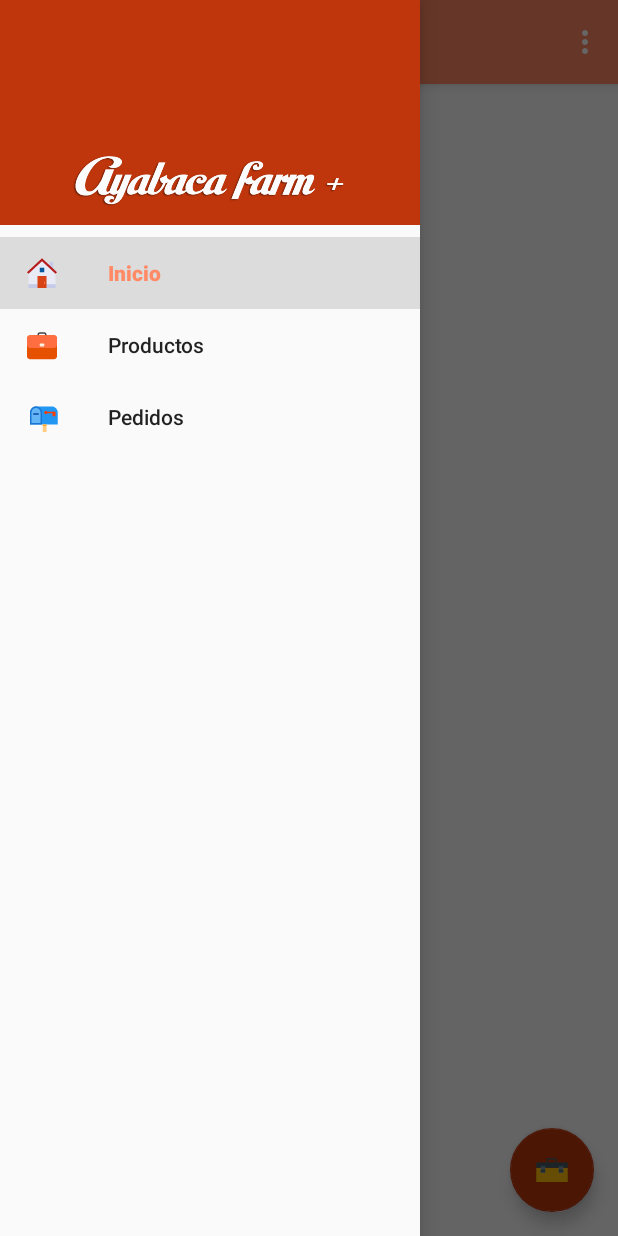
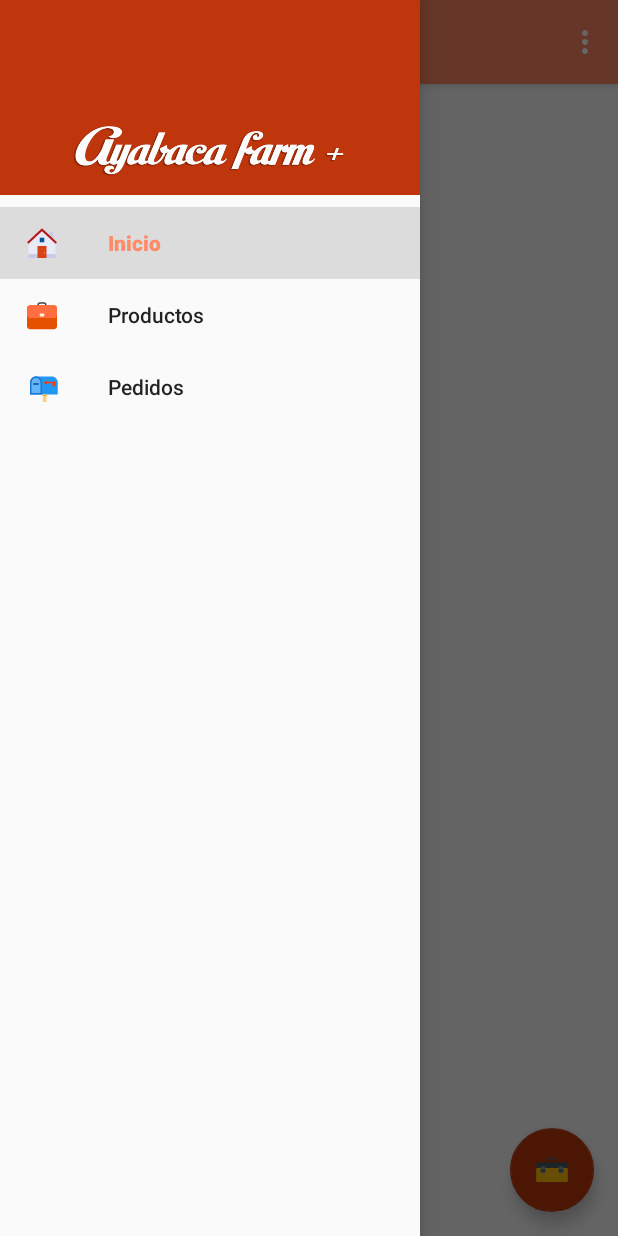
Before and after one commit to CarosDrean/Farmacia-Ayabaca, an Android app: the screen it shows after launch (MainActivity), with the side drawer open, on a phone screen of 412 x 824 dp. Run offline under Robolectric (Android 15) with nearby library versions, the phone set to English and light mode, and no system bars; our stand-ins replace Firebase (no records; nobody signed in at launch, a user with empty details on screens opened directly); 1 statement that could not run was skipped.

```diff
--- a/app/src/main/java/xyz/drean/ayabacafarm/adapters/AdapterCategory.java
+++ b/app/src/main/java/xyz/drean/ayabacafarm/adapters/AdapterCategory.java
@@ -3,6 +3,7 @@ package xyz.drean.ayabacafarm.adapters;
 import android.app.Activity;
 import android.content.Intent;
 import android.support.annotation.NonNull;
+import android.support.v4.app.ActivityOptionsCompat;
 import android.support.v7.widget.RecyclerView;
 import android.view.LayoutInflater;
 import android.view.View;
@@ -68,13 +69,14 @@ public class AdapterCategory extends RecyclerView.Adapter<AdapterCategory.Catego
             @Override
             public void onClick(View v) {
                 Intent i = new Intent(activity, DetailProduct.class);
-                activity.startActivity(i);
                 i.putExtra("uid", item.getUid());
                 i.putExtra("name", item.getName());
                 i.putExtra("description", item.getDescription());
+                i.putExtra("category", item.getCategory());
                 i.putExtra("price", item.getPrice());
                 i.putExtra("urlImg", item.getUrlImg());
-                activity.startActivity(i);
+                activity.startActivity(i, ActivityOptionsCompat.makeSceneTransitionAnimation(
+                        activity, v, activity.getString(R.string.trancicionFoto)).toBundle());
             }
         });
 
--- a/app/src/main/java/xyz/drean/ayabacafarm/fragments/Home.java
+++ b/app/src/main/java/xyz/drean/ayabacafarm/fragments/Home.java
@@ -4,6 +4,7 @@ package xyz.drean.ayabacafarm.fragments;
 import android.content.Intent;
 import android.os.Bundle;
 import android.support.annotation.NonNull;
+import android.support.v4.app.ActivityOptionsCompat;
 import android.support.v4.app.Fragment;
 import android.support.v7.widget.LinearLayoutManager;
 import android.support.v7.widget.RecyclerView;
@@ -17,7 +18,9 @@ import android.widget.Toast;
 import com.bumptech.glide.Glide;
 import com.firebase.ui.firestore.FirestoreRecyclerAdapter;
 import com.firebase.ui.firestore.FirestoreRecyclerOptions;
+import com.firebase.ui.firestore.SnapshotParser;
 import com.google.android.gms.tasks.OnSuccessListener;
+import com.google.firebase.firestore.DocumentSnapshot;
 import com.google.firebase.firestore.FirebaseFirestore;
 import com.google.firebase.firestore.Query;
 import com.google.firebase.storage.FileDownloadTask;
@@ -74,8 +77,24 @@ public class Home extends Fragment {
                 .limit(50);
 
         FirestoreRecyclerOptions<Product> options = new FirestoreRecyclerOptions.Builder<Product>()
-                .setQuery(query, Product.class)
+                .setQuery(query, new SnapshotParser<Product>() {
+                    @NonNull
+                    @Override
+                    public Product parseSnapshot(@NonNull DocumentSnapshot snapshot) {
+                        Product p = new Product(
+                                snapshot.getId(),
+                                snapshot.getString("name"),
+                                snapshot.getString("urlImg"),
+                                snapshot.getDouble("price"),
+                                snapshot.getString("description"),
+                                snapshot.getString("category")
+                        );
+                        return p;
+                    }
+                })
                 .build();
+
+
 
         adapter = new FirestoreRecyclerAdapter<Product, ProductHolder>(options) {
             @Override
@@ -106,9 +125,11 @@ public class Home extends Fragment {
                         i.putExtra("uid", model.getUid());
                         i.putExtra("name", model.getName());
                         i.putExtra("description", model.getDescription());
+                        i.putExtra("category", model.getCategory());
                         i.putExtra("price", model.getPrice());
                         i.putExtra("urlImg", model.getUrlImg());
-                        startActivity(i);
+                        startActivity(i, ActivityOptionsCompat.makeSceneTransitionAnimation(
+                                getActivity(), v, getActivity().getString(R.string.trancicionFoto)).toBundle());
                     }
                 });
             }
--- a/app/src/main/res/layout/activity_detail_product.xml
+++ b/app/src/main/res/layout/activity_detail_product.xml
@@ -33,7 +33,7 @@
                 android:fitsSystemWindows="true"/>
 
             <android.support.v7.widget.Toolbar
-                android:id="@+id/toolbar"
+                android:id="@+id/toolbar_detail"
                 android:layout_width="match_parent"
                 android:layout_height="?attr/actionBarSize"
                 app:layout_collapseMode="pin"
--- a/app/src/main/res/layout/nav_header_main.xml
+++ b/app/src/main/res/layout/nav_header_main.xml
@@ -13,38 +13,4 @@
         android:layout_height="wrap_content"
         android:id="@+id/fondo_cabecera"/>
 
-    <!--<RelativeLayout
-        android:layout_width="match_parent"
-        android:layout_height="wrap_content"
-        android:layout_alignParentBottom="true"
-        android:layout_marginBottom="15dp">
-
-        <de.hdodenhof.circleimageview.CircleImageView
-            android:layout_width="70dp"
-            android:layout_height="70dp"
-            android:layout_marginLeft="16dp"
-            android:id="@+id/perfil_cabecera"
-            app:civ_border_color="@color/blanco"
-            app:civ_border_width="1dp"
-            android:src="@mipmap/ic_launcher"/>
-
-        <TextView
-            android:layout_width="match_parent"
-            android:layout_height="wrap_content"
-            android:id="@+id/nombre_cabecera"
-            android:layout_alignLeft="@+id/perfil_cabecera"
-            android:paddingTop="@dimen/nav_header_vertical_spacing"
-            android:elevation="4dp"
-            android:text="@string/app_name"
-            android:shadowDx="3"
-            android:shadowDy="2"
-            android:shadowRadius="1.8"
-            android:shadowColor="@color/negro"
-            android:textSize="25dp"
-            android:textColor="@color/blanco"
-            android:textStyle="bold"
-            android:layout_below="@+id/perfil_cabecera"
-            android:textAppearance="@style/TextAppearance.AppCompat.Body1" />
-
-    </RelativeLayout>-->
 </RelativeLayout>
--- a/app/src/main/res/menu/main.xml
+++ b/app/src/main/res/menu/main.xml
@@ -4,6 +4,6 @@
     <item
         android:id="@+id/action_settings"
         android:orderInCategory="100"
-        android:title="@string/action_settings"
+        android:title="@string/action_abaut"
         app:showAsAction="never" />
 </menu>
--- a/app/src/main/res/menu/menu_detail_product.xml
+++ b/app/src/main/res/menu/menu_detail_product.xml
@@ -3,8 +3,8 @@
     xmlns:tools="http://schemas.android.com/tools"
     tools:context="xyz.drean.ayabacafarm.DetailProduct">
     <item
-        android:id="@+id/action_settings"
+        android:id="@+id/action_delete"
         android:orderInCategory="100"
-        android:title="@string/action_settings"
+        android:title="@string/action_delete"
         app:showAsAction="never" />
 </menu>
--- a/app/src/main/res/values/dimens.xml
+++ b/app/src/main/res/values/dimens.xml
@@ -3,7 +3,7 @@
     <dimen name="activity_horizontal_margin">16dp</dimen>
     <dimen name="activity_vertical_margin">16dp</dimen>
     <dimen name="nav_header_vertical_spacing">8dp</dimen>
-    <dimen name="nav_header_height">150dp</dimen>
+    <dimen name="nav_header_height">130dp</dimen>
     <dimen name="fab_margin">16dp</dimen>
 
     <dimen name="altura_miniatura_comida">250dp</dimen>
--- a/app/src/main/res/values/strings.xml
+++ b/app/src/main/res/values/strings.xml
@@ -121,4 +121,6 @@
         "For example, position the FAB to one side of stream of a cards so the FAB won’t interfere "
         "when a user tries to pick up one of cards.\n\n"
     </string>
+    <string name="action_abaut">Acerca de</string>
+    <string name="action_delete">Eliminar</string>
 </resources>
--- a/build.gradle
+++ b/build.gradle
@@ -7,7 +7,7 @@ buildscript {
 
     }
     dependencies {
-        classpath 'com.android.tools.build:gradle:3.4.0'
+        classpath 'com.android.tools.build:gradle:3.4.1'
         classpath 'com.google.gms:google-services:4.2.0'
 
         // NOTE: Do not place your application dependencies here; they belong
```
Also changed, not shown: app/src/main/java/xyz/drean/ayabacafarm/AddProduct.java (+13 -2 lines), app/src/main/java/xyz/drean/ayabacafarm/DetailProduct.java (+34 -3 lines), app/src/main/java/xyz/drean/ayabacafarm/MainActivity.java (+18 -0 lines), app/src/main/res/layout/item_category.xml (deleted, +0 -18 lines), app/src/main/res/layout/item_order.xml (added, +52 -0 lines).
